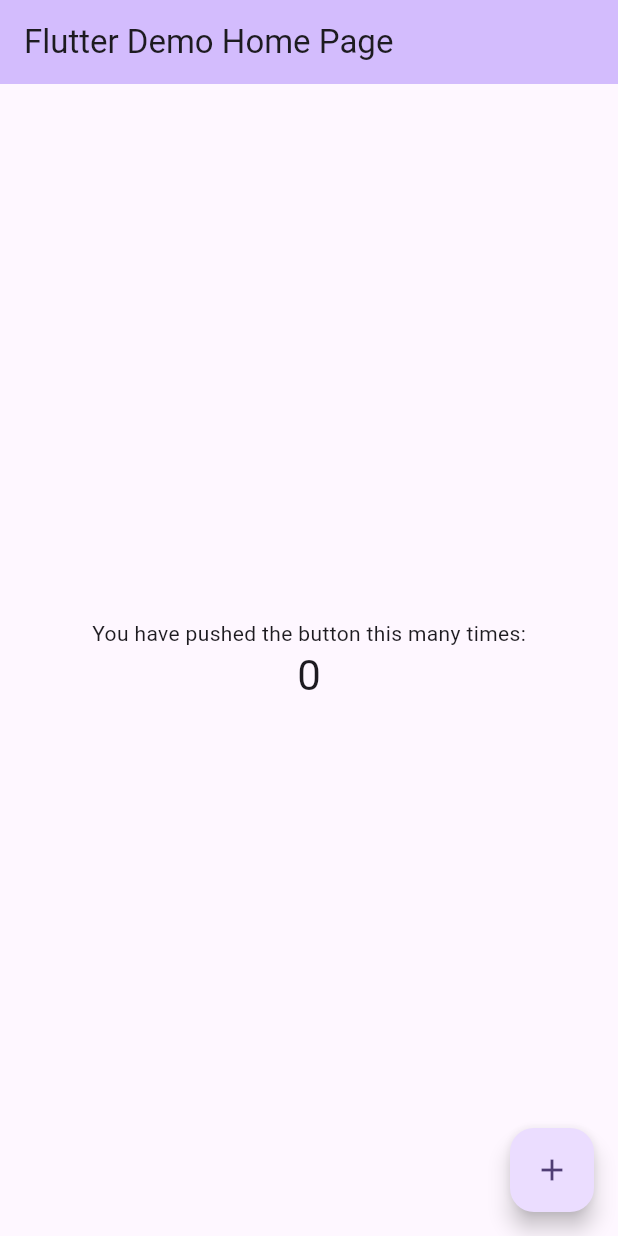
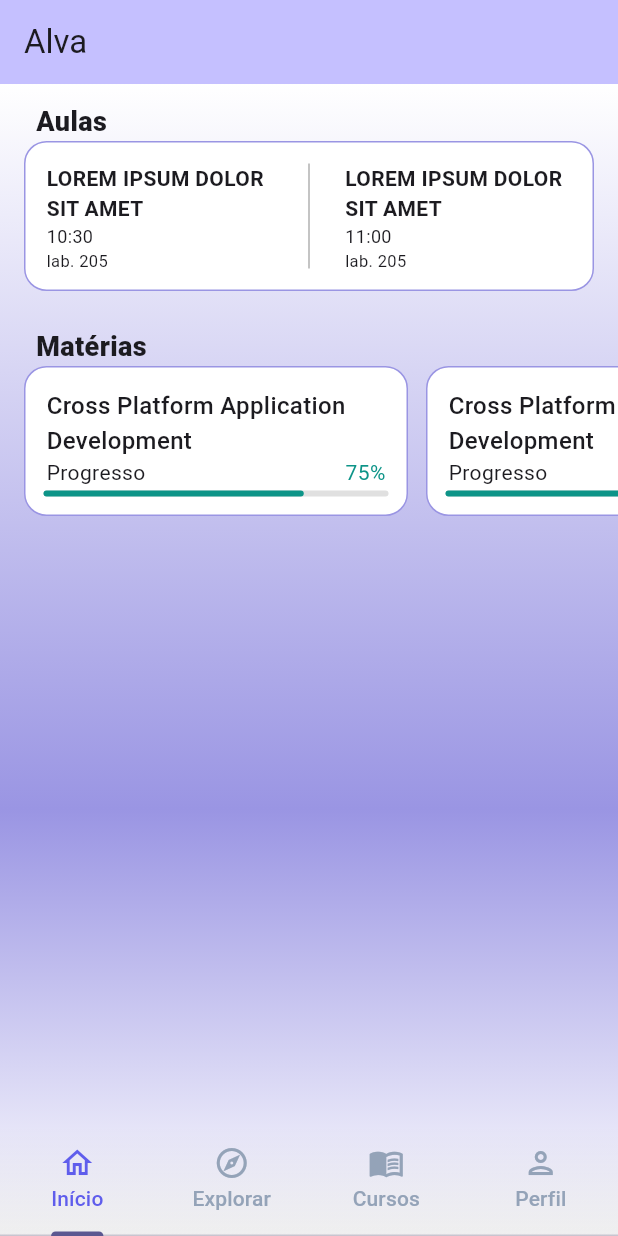
Before and after one commit to Juliapixel/projeto_cpad_flutter, a Flutter app: the screen it shows after launch, on a phone screen of 412 x 824 dp. Run offline on Flutter 3.47's test engine with Material 3 defaults, Android fonts, the phone set to English and light mode, and no system bars.

Commit message:
feat: implementação inicial básica do projeto

```diff
--- /dev/null
+++ b/lib/components/card_container.dart
@@ -0,0 +1,25 @@
+import 'package:flutter/material.dart';
+
+class CardContainer extends Container {
+  CardContainer({
+    super.key,
+    super.alignment,
+    super.child,
+    super.decoration = const BoxDecoration(
+      color: Colors.white,
+      border: Border.symmetric(
+        vertical: BorderSide(color: Color(0xFF9A95E3), width: 1),
+        horizontal: BorderSide(color: Color(0xFF9A95E3), width: 1),
+      ),
+      borderRadius: BorderRadius.all(Radius.circular(15)),
+    ),
+    super.clipBehavior,
+    super.constraints,
+    super.foregroundDecoration,
+    super.isAntiAlias,
+    super.height,
+    super.width,
+    super.margin,
+    super.padding = const EdgeInsets.all(14),
+  });
+}
--- /dev/null
+++ b/lib/components/screen_section.dart
@@ -0,0 +1,41 @@
+import 'package:flutter/material.dart';
+
+class ScreenSection extends StatelessWidget {
+  final String title;
+  final String? info;
+  final Widget child;
+
+  const ScreenSection({
+    super.key,
+    required this.title,
+    this.info,
+    required this.child,
+  });
+
+  @override
+  Widget build(BuildContext context) {
+    return Container(
+      clipBehavior: Clip.hardEdge,
+      decoration: BoxDecoration(),
+      padding: EdgeInsets.symmetric(vertical: 12, horizontal: 16),
+      child: Column(
+        children: [
+          Container(
+            padding: EdgeInsets.only(left: 8),
+            child: Row(
+              crossAxisAlignment: CrossAxisAlignment.center,
+              children: [
+                Text(
+                  title,
+                  style: TextStyle(fontSize: 18, fontWeight: FontWeight.w800),
+                ),
+                Text(info ?? ""),
+              ],
+            ),
+          ),
+          child,
+        ],
+      ),
+    );
+  }
+}
--- a/lib/main.dart
+++ b/lib/main.dart
@@ -1,4 +1,10 @@
+import 'dart:math';
+
 import 'package:flutter/material.dart';
+import 'package:alva/screens/courses/courses_screen.dart';
+import 'package:alva/screens/explore/explore_screen.dart';
+import 'package:alva/screens/home/home_screen.dart';
+import 'package:alva/screens/profile/profile_screen.dart';
 
 void main() {
   runApp(const MyApp());
@@ -11,7 +17,7 @@ class MyApp extends StatelessWidget {
   @override
   Widget build(BuildContext context) {
     return MaterialApp(
-      title: 'Flutter Demo',
+      title: 'Alva',
       theme: ThemeData(
         // This is the theme of your application.
         //
@@ -28,15 +34,15 @@ class MyApp extends StatelessWidget {
         //
         // This works for code too, not just values: Most code changes can be
         // tested with just a hot reload.
-        colorScheme: .fromSeed(seedColor: Colors.deepPurple),
+        colorScheme: .fromSeed(seedColor: Color(0xFF9A95E3)),
       ),
-      home: const MyHomePage(title: 'Flutter Demo Home Page'),
+      home: DefaultTabController(length: 4, child: AppWidget(title: 'Alva')),
     );
   }
 }
 
-class MyHomePage extends StatefulWidget {
-  const MyHomePage({super.key, required this.title});
+class AppWidget extends StatefulWidget {
+  const AppWidget({super.key, required this.title});
 
   // This widget is the home page of your application. It is stateful, meaning
   // that it has a State object (defined below) that contains fields that affect
@@ -50,10 +56,10 @@ class MyHomePage extends StatefulWidget {
   final String title;
 
   @override
-  State<MyHomePage> createState() => _MyHomePageState();
+  State<AppWidget> createState() => _AppWidgetState();
 }
 
-class _MyHomePageState extends State<MyHomePage> {
+class _AppWidgetState extends State<AppWidget> {
   int _counter = 0;
 
   void _incrementCounter() {
@@ -76,46 +82,49 @@ class _MyHomePageState extends State<MyHomePage> {
     // fast, so that you can just rebuild anything that needs updating rather
     // than having to individually change instances of widgets.
     return Scaffold(
+      extendBody: true,
       appBar: AppBar(
-        // TRY THIS: Try changing the color here to a specific color (to
-        // Colors.amber, perhaps?) and trigger a hot reload to see the AppBar
-        // change color while the other colors stay the same.
         backgroundColor: Theme.of(context).colorScheme.inversePrimary,
-        // Here we take the value from the MyHomePage object that was created by
-        // the App.build method, and use it to set our appbar title.
         title: Text(widget.title),
       ),
-      body: Center(
-        // Center is a layout widget. It takes a single child and positions it
-        // in the middle of the parent.
-        child: Column(
-          // Column is also a layout widget. It takes a list of children and
-          // arranges them vertically. By default, it sizes itself to fit its
-          // children horizontally, and tries to be as tall as its parent.
-          //
-          // Column has various properties to control how it sizes itself and
-          // how it positions its children. Here we use mainAxisAlignment to
-          // center the children vertically; the main axis here is the vertical
-          // axis because Columns are vertical (the cross axis would be
-          // horizontal).
-          //
-          // TRY THIS: Invoke "debug painting" (choose the "Toggle Debug Paint"
-          // action in the IDE, or press "p" in the console), to see the
-          // wireframe for each widget.
-          mainAxisAlignment: .center,
+      body: Container(
+        decoration: BoxDecoration(
+          gradient: LinearGradient(
+            colors: [Colors.white, Color(0xFF9A95E3), Colors.white],
+            stops: [0.0, 0.63, 1.0],
+            begin: Alignment.topCenter,
+            end: Alignment.bottomCenter,
+          ),
+        ),
+        child: TabBarView(
           children: [
-            const Text('You have pushed the button this many times:'),
-            Text(
-              '$_counter',
-              style: Theme.of(context).textTheme.headlineMedium,
-            ),
+            HomeScreen(),
+            ExploreScreen(),
+            CoursesScreen(),
+            ProfileScreen(),
           ],
         ),
       ),
-      floatingActionButton: FloatingActionButton(
-        onPressed: _incrementCounter,
-        tooltip: 'Increment',
-        child: const Icon(Icons.add),
+      bottomNavigationBar: SafeArea(
+        child: Container(
+          decoration: BoxDecoration(
+            gradient: LinearGradient(
+              colors: [Colors.transparent, Color(0x10000000)],
+              begin: AlignmentGeometry.topCenter,
+              end: Alignment.bottomCenter,
+            ),
+          ),
+          child: TabBar(
+            labelColor: Color(0xFF5F5DEC),
+            unselectedLabelColor: Color(0xFF94A3B8),
+            tabs: [
+              Tab(icon: Icon(Icons.home_outlined), text: "Início"),
+              Tab(icon: Icon(Icons.explore_outlined), text: "Explorar"),
+              Tab(icon: Icon(Icons.menu_book_outlined), text: "Cursos"),
+              Tab(icon: Icon(Icons.person_outlined), text: "Perfil"),
+            ],
+          ),
+        ),
       ),
     );
   }
--- /dev/null
+++ b/lib/screens/courses/courses_screen.dart
@@ -0,0 +1,9 @@
+import 'package:flutter/material.dart';
+
+class CoursesScreen extends Widget {
+  @override
+  Element createElement() {
+    // TODO: implement createElement
+    throw UnimplementedError();
+  }
+}
--- /dev/null
+++ b/lib/screens/explore/explore_screen.dart
@@ -0,0 +1,9 @@
+import 'package:flutter/material.dart';
+
+class ExploreScreen extends Widget {
+  @override
+  Element createElement() {
+    // TODO: implement createElement
+    throw UnimplementedError();
+  }
+}
--- /dev/null
+++ b/lib/screens/home/classes_card.dart
@@ -0,0 +1,58 @@
+import 'package:flutter/material.dart';
+import 'package:alva/components/card_container.dart';
+
+class UpcomingClass extends StatelessWidget {
+  final String subject;
+  final String time;
+  final String location;
+
+  const UpcomingClass(this.subject, this.time, this.location, {super.key});
+
+  @override
+  Widget build(BuildContext context) {
+    return Column(
+      crossAxisAlignment: CrossAxisAlignment.start,
+      mainAxisAlignment: MainAxisAlignment.center,
+      children: [
+        Text(
+          subject.toUpperCase(),
+          maxLines: 2,
+          style: TextStyle(fontSize: 14, fontWeight: FontWeight.bold, overflow: TextOverflow.ellipsis),
+        ),
+        Text(
+          time.toUpperCase(),
+          style: TextStyle(fontSize: 12, fontWeight: FontWeight.normal),
+        ),
+        Text(location, style: TextStyle(fontSize: 11)),
+      ],
+    );
+  }
+}
+
+class ClassesCard extends StatelessWidget {
+  final UpcomingClass firstClass;
+  final UpcomingClass secondClass;
+
+  const ClassesCard({
+    super.key,
+    required this.firstClass,
+    required this.secondClass,
+  });
+
+  @override
+  Widget build(BuildContext context) {
+    return CardContainer(
+      height: 100,
+      child: Row(
+        spacing: 16,
+        crossAxisAlignment: CrossAxisAlignment.center,
+        mainAxisAlignment: MainAxisAlignment.center,
+        children: [
+          Expanded(child: firstClass),
+          VerticalDivider(thickness: 1, color: Color(0xFFB1B1B1)),
+          Expanded(child: secondClass),
+        ],
+      ),
+    );
+  }
+}
--- /dev/null
+++ b/lib/screens/home/home_screen.dart
@@ -0,0 +1,61 @@
+import 'package:flutter/material.dart';
+import 'package:alva/components/card_container.dart';
+import 'package:alva/components/screen_section.dart';
+import 'package:alva/screens/home/classes_card.dart';
+import 'package:alva/screens/home/progress_card.dart';
+
+class HomeScreen extends StatelessWidget {
+  @override
+  Widget build(BuildContext context) {
+    return Column(
+      children: [
+        ScreenSection(
+          title: "Aulas",
+          child: ClassesCard(
+            firstClass: UpcomingClass(
+              "Lorem ipsum dolor sit amet",
+              "10:30",
+              "lab. 205",
+            ),
+            secondClass: UpcomingClass(
+              "Lorem ipsum dolor sit amet",
+              "11:00",
+              "lab. 205",
+            ),
+          ),
+        ),
+        ScreenSection(
+          title: "Matérias",
+          child: SizedBox(
+            height: 100,
+            child: ListView(
+              clipBehavior: Clip.none,
+              scrollDirection: Axis.horizontal,
+              shrinkWrap: true,
+              children: [
+                ProgressCard(
+                  subject: "Cross Platform Application Development",
+                  progress: 0.75,
+                ),
+                SizedBox(
+                  width: 12
+                ),
+                ProgressCard(
+                  subject: "Cross Platform Application Development",
+                  progress: 0.75,
+                ),
+                SizedBox(
+                  width: 12
+                ),
+                ProgressCard(
+                  subject: "Cross Platform Application Development",
+                  progress: 0.75,
+                ),
+              ],
+            ),
+          ),
+        ),
+      ],
+    );
+  }
+}
--- /dev/null
+++ b/lib/screens/home/progress_card.dart
@@ -0,0 +1,89 @@
+import 'package:flutter/material.dart';
+import 'package:alva/components/card_container.dart';
+
+class _ProgressBar extends CustomPainter {
+  final double progress;
+  final double width;
+
+  const _ProgressBar({required this.progress, required this.width});
+
+  @override
+  void paint(Canvas canvas, Size size) {
+    Paint paint = Paint()
+      ..strokeCap = StrokeCap.round
+      ..strokeWidth = width;
+    canvas.drawLine(
+      Offset.zero,
+      Offset(size.width, 0.0),
+      Paint.from(paint)..color = Colors.black12,
+    );
+    canvas.drawLine(
+      Offset.zero,
+      Offset((size.width * progress), 0.0),
+      Paint.from(paint)..color = Color(0xFF0D9488),
+    );
+  }
+
+  @override
+  bool shouldRepaint(covariant CustomPainter oldDelegate) {
+    return false;
+  }
+}
+
+class ProgressCard extends StatelessWidget {
+  final String subject;
+  final double progress;
+  final void Function()? onTap;
+
+  const ProgressCard({
+    super.key,
+    required this.subject,
+    required this.progress,
+    this.onTap
+  });
+
+  @override
+  Widget build(BuildContext context) {
+    Widget progressBar = Column(
+      spacing: 4,
+      children: [
+        Row(
+          mainAxisAlignment: MainAxisAlignment.spaceBetween,
+          children: [
+            Text("Progresso"),
+            Text(
+              "${(progress * 100).toStringAsFixed(0)}%",
+              style: TextStyle(color: Color(0xFF0D9488)),
+            ),
+          ],
+        ),
+        CustomPaint(
+          painter: _ProgressBar(progress: progress, width: 4),
+          child: SizedBox(height: 4, width: double.infinity),
+        ),
+      ],
+    );
+    final Widget contents = Column(
+      mainAxisAlignment: MainAxisAlignment.spaceBetween,
+      crossAxisAlignment: CrossAxisAlignment.start,
+      children: [
+        Text(
+          subject,
+          maxLines: 2,
+          textAlign: TextAlign.start,
+          style: TextStyle(
+            fontSize: 16,
+            fontWeight: FontWeight.w500,
+            overflow: TextOverflow.ellipsis,
+          ),
+        ),
+        progressBar,
+      ],
+    );
+    return InkWell(
+      borderRadius: BorderRadius.circular(15),
+      onTap: onTap,
+      child: CardContainer(width: 256, height: 100, child: contents),
+    );
+  }
+}
--- /dev/null
+++ b/lib/screens/profile/profile_screen.dart
@@ -0,0 +1,9 @@
+import 'package:flutter/material.dart';
+
+class ProfileScreen extends Widget {
+  @override
+  Element createElement() {
+    // TODO: implement createElement
+    throw UnimplementedError();
+  }
+}
--- a/pubspec.yaml
+++ b/pubspec.yaml
@@ -1,5 +1,5 @@
-name: projeto_cpad
-description: "A new Flutter project."
+name: alva
+description: ""
 # The following line prevents the package from being accidentally published to
 # pub.dev using `flutter pub publish`. This is preferred for private packages.
 publish_to: 'none' # Remove this line if you wish to publish to pub.dev
```
Also changed, not shown: 10 other files.
